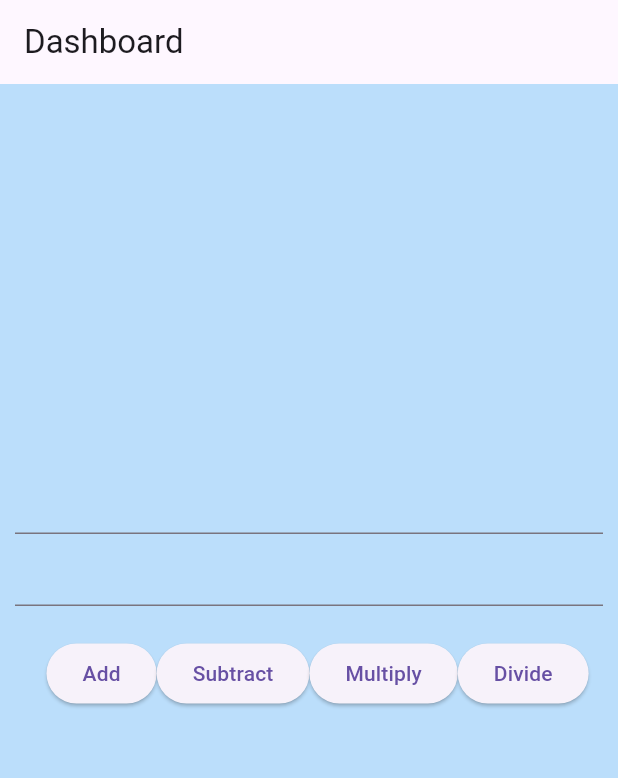
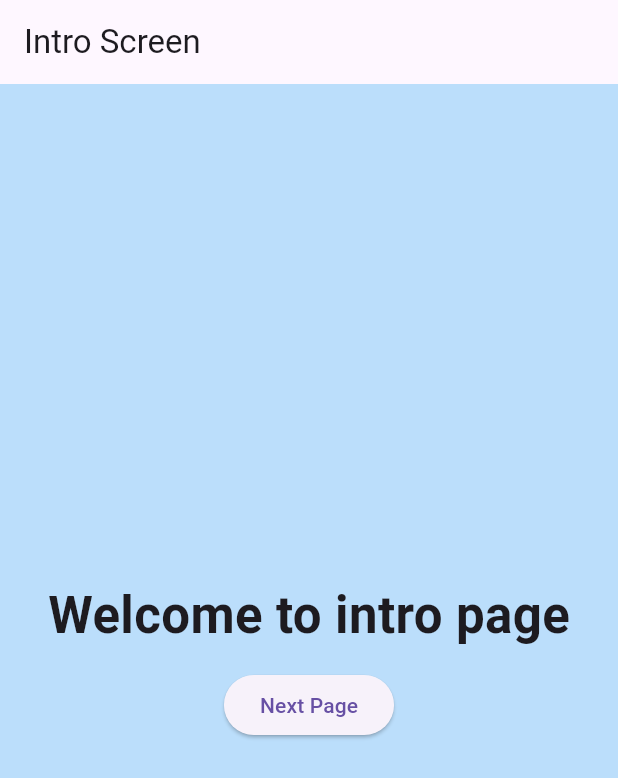
Before and after one commit to maharshi-sinha/Learn_Flutter, a Flutter app: the screen it shows after launch, on a phone screen of 412 x 824 dp. Shown: the top 778 px of the screen. Run offline on Flutter 3.47's test engine with Material 3 defaults, Android fonts, the phone set to English and light mode, and no system bars; our stand-ins replace font_awesome_flutter.

Commit message:
switching screens, navigator.push

```diff
--- a/lib/main.dart
+++ b/lib/main.dart
@@ -1,4 +1,5 @@
 import 'package:flutter/material.dart';
+import 'package:project1/screen/IntroScreen.dart';
 import 'package:project1/ui_helper/util.dart';
 import 'package:font_awesome_flutter/font_awesome_flutter.dart';
 
@@ -18,7 +19,7 @@ class FlutterApp extends StatelessWidget {
     return MaterialApp(
       title: "Flutter App",
       theme: ThemeData(primarySwatch: Colors.blue),
-      home: DashboardScreen(),
+      home: IntroScreen(),
     );
   }
 }
--- /dev/null
+++ b/lib/screen/IntroScreen.dart
@@ -0,0 +1,36 @@
+import 'package:flutter/material.dart';
+import 'package:project1/main.dart';
+
+class IntroScreen extends StatelessWidget {
+  @override
+  Widget build(BuildContext context) {
+    return Scaffold(
+      appBar: AppBar(title: Text("Intro Screen")),
+      body: Container(
+        color: Colors.blue.shade100,
+        child: Center(
+          child: Column(
+            mainAxisAlignment: MainAxisAlignment.center,
+            children: [
+              Text(
+                "Welcome to intro page",
+                style: TextStyle(fontSize: 34, fontWeight: FontWeight.bold),
+              ),
+              SizedBox(height: 11),
+              ElevatedButton(
+                  onPressed: () {
+                    Navigator.push(
+                      context,
+                      MaterialPageRoute(builder: (context) {
+                        return DashboardScreen();
+                      }),
+                    );
+                  },
+                  child: Text("Next Page")),
+            ],
+          ),
+        ),
+      ),
+    );
+  }
+}
```
